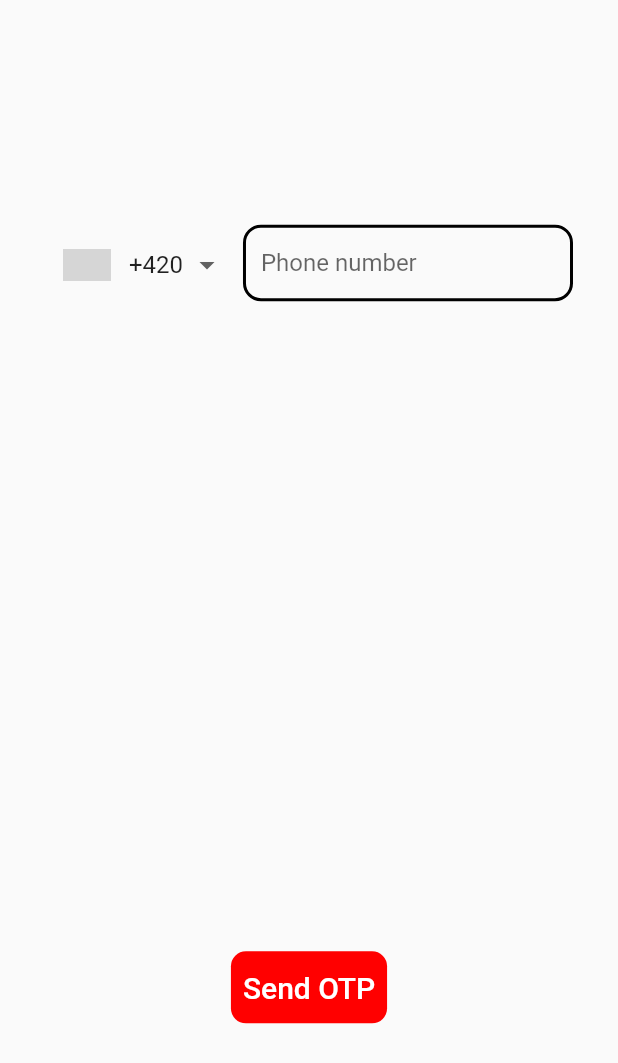
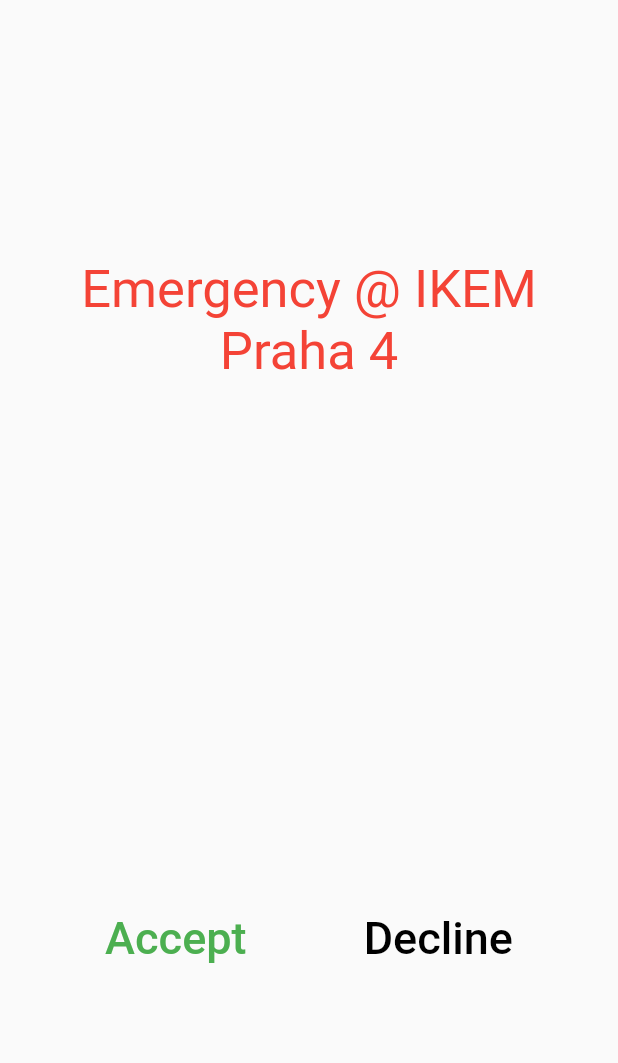
Before and after one commit to Idkwhoami42/ehh, a Flutter app: the screen it shows after launch, on a phone screen of 412 x 824 dp. Shown: the top 1063 px of the screen. Run offline on Flutter 3.47's test engine with Material 2 defaults, Android fonts, the phone set to English and light mode, and no system bars; drawn by our look-alikes of intl_phone_number_input; our stand-ins replace go_router, google_fonts, permission_handler; grey boxes are pictures that could not be loaded.

Commit message:
emergency screen

```diff
--- a/lib/routing/router.dart
+++ b/lib/routing/router.dart
@@ -1,5 +1,6 @@
 import 'package:ehh/screens/auth_screen/auth_screen.dart';
 import 'package:ehh/screens/auth_screen/otp_screen.dart';
+import 'package:ehh/screens/emergency.dart';
 import 'package:ehh/screens/home/home_screen.dart';
 import 'package:ehh/screens/settings/settings_dart.dart';
 import 'package:go_router/go_router.dart';
@@ -7,7 +8,7 @@
 final router = GoRouter(
   routes: [
     GoRoute(
-      path: "/",
+      path: "/a",
       builder: (context, state) {
         return AuthScreen();
       },
@@ -30,5 +31,6 @@
         return SettingsScreen();
       },
     ),
+    GoRoute(path: "/", builder: (contex, state) => EmergencyScreen())
   ],
 );
--- a/lib/screens/auth_screen/auth_screen.dart
+++ b/lib/screens/auth_screen/auth_screen.dart
@@ -101,7 +101,7 @@
 
                         if (_formKey.currentState!.validate()) {
                           if (otpRequested) {
-                            context.go("/home");
+                            context.go("/emergency");
                           }
                           // debugPrint(_phone);
                           setState(() {
--- /dev/null
+++ b/lib/screens/emergency.dart
@@ -0,0 +1,49 @@
+import 'package:ehh/constants/theme.dart';
+import 'package:flutter/material.dart';
+
+class EmergencyScreen extends StatefulWidget {
+  EmergencyScreen({Key? key}) : super(key: key);
+
+  @override
+  State<EmergencyScreen> createState() => EmergencyScreenState();
+}
+
+class EmergencyScreenState extends State<EmergencyScreen> {
+  @override
+  Widget build(BuildContext context) {
+    return Navigator(
+      onGenerateRoute: (_) => MaterialPageRoute(
+        builder: (ctx) => Scaffold(
+          body: SafeArea(
+            child: Column(
+              crossAxisAlignment: CrossAxisAlignment.center,
+              mainAxisAlignment: MainAxisAlignment.spaceAround,
+              children: [
+                const Center(
+                  child: Text(
+                    "Emergency @ IKEM\nPraha 4",
+                    style: TextStyle(fontSize: 35, color: Colors.red),
+                    textAlign: TextAlign.center,
+                  ),
+                ),
+                Row(
+                  mainAxisAlignment: MainAxisAlignment.spaceEvenly,
+                  children: [
+                    TextButton(
+                      onPressed: () {},
+                      child: const Text("Accept", style: TextStyle(fontSize: 30, color: Colors.green)),
+                    ),
+                    TextButton(
+                      onPressed: () {},
+                      child: const Text("Decline", style: TextStyle(fontSize: 30, color: Colors.black)),
+                    )
+                  ],
+                )
+              ],
+            ),
+          ),
+        ),
+      ),
+    );
+  }
+}
```
